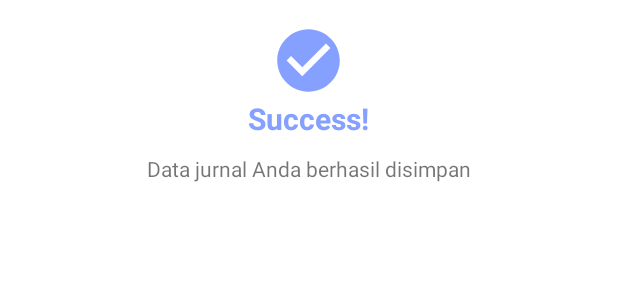
After one commit to vigyanmelati/rumah_Jurnal, an Android app: the layout alert_dialogs.xml on its own in the app's theme, with its tools: preview values and no code run, on a phone screen of 412 x 824 dp. The commit adds this screen. Shown: the top 300 px of the screen. Run offline under Robolectric (Android 15) with nearby library versions, the phone set to English and light mode, and no system bars.

Commit message:
edit delete data jurnal

```diff
--- /dev/null
+++ b/app/src/main/res/drawable/ic_check.xml
@@ -0,0 +1,5 @@
+<vector android:height="24dp" android:tint="#85A0FF"
+    android:viewportHeight="24" android:viewportWidth="24"
+    android:width="24dp" xmlns:android="http://schemas.android.com/apk/res/android">
+    <path android:fillColor="@android:color/white" android:pathData="M12,2C6.48,2 2,6.48 2,12s4.48,10 10,10 10,-4.48 10,-10S17.52,2 12,2zM10,17l-5,-5 1.41,-1.41L10,14.17l7.59,-7.59L19,8l-9,9z"/>
+</vector>
--- /dev/null
+++ b/app/src/main/res/layout/alert_dialogs.xml
@@ -0,0 +1,34 @@
+<?xml version="1.0" encoding="utf-8"?>
+<LinearLayout
+    xmlns:android="http://schemas.android.com/apk/res/android"
+    android:layout_width="match_parent"
+    android:layout_height="match_parent"
+    android:orientation="vertical">
+
+    <ImageView
+        android:layout_marginTop="15dp"
+        android:layout_width="50dp"
+        android:layout_height="50dp"
+        android:background="@drawable/ic_check"
+        android:layout_gravity="center_horizontal"/>
+
+    <TextView
+        android:layout_width="wrap_content"
+        android:layout_height="wrap_content"
+        android:text="@string/sukses"
+        android:textColor="@color/ungu"
+        android:textStyle="bold"
+        android:textSize="20sp"
+        android:layout_gravity="center_horizontal"/>
+
+    <TextView
+        android:layout_width="wrap_content"
+        android:layout_height="wrap_content"
+        android:text="@string/isi_alert"
+        android:layout_gravity="center_horizontal"
+        android:layout_marginTop="10dp"
+        android:layout_marginLeft="20dp"
+        android:layout_marginRight="20dp"
+        android:textAlignment="center"/>
+
+</LinearLayout>
--- a/app/src/main/res/values/strings.xml
+++ b/app/src/main/res/values/strings.xml
@@ -56,4 +56,6 @@
     <string name="logIn">Log In</string>
     <string name="edit_pop">Edit Data</string>
     <string name="hapus">Hapus Data</string>
+    <string name="sukses">Success!</string>
+    <string name="isi_alert">Data jurnal Anda berhasil disimpan</string>
 </resources>
```
Also changed, not shown: app/src/main/java/id/vigyan/rumahjurnal/CreateDataActivity.java (+49 -3 lines), app/src/main/java/id/vigyan/rumahjurnal/DaftarJurnalUserActivity.java (+7 -3 lines).
